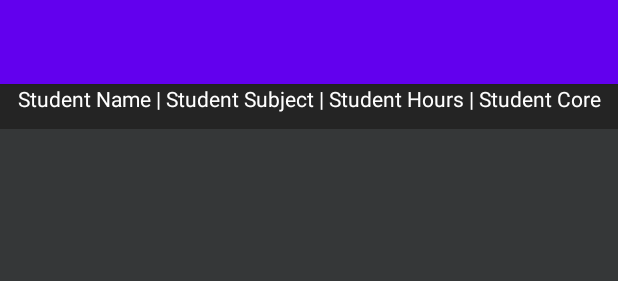
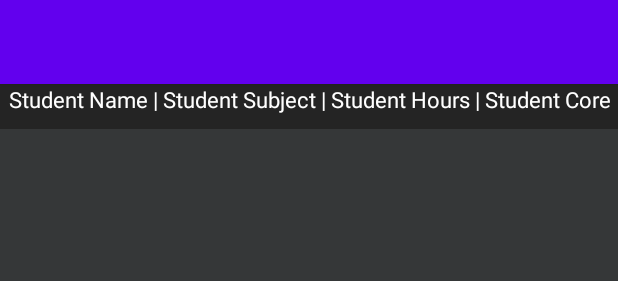
Before and after one commit to BoBlaire/HomeSchoolApp, an Android app: the layout activity_view_courses.xml on its own in the app's theme, with its tools: preview values and no code run, on a phone screen of 412 x 824 dp. Shown: the top 281 px of the screen. Run offline under Robolectric (Android 15) with nearby library versions, the phone set to English and light mode, and no system bars.

Commit message:
VTAW 2.2

```diff
--- a/app/build.gradle
+++ b/app/build.gradle
@@ -38,4 +38,5 @@ dependencies {
     testImplementation 'junit:junit:4.+'
     androidTestImplementation 'androidx.test.ext:junit:1.1.3'
     androidTestImplementation 'androidx.test.espresso:espresso-core:3.4.0'
+
 }
--- a/app/src/main/res/layout/activity_update_course.xml
+++ b/app/src/main/res/layout/activity_update_course.xml
@@ -53,7 +53,8 @@
         android:layout_height="wrap_content"
         android:layout_margin="10dp"
         android:text="@string/update_item"
-        android:textAllCaps="false" />
+        android:textAllCaps="false"
+        />
 
 
     <!--button for deleting our course-->
--- a/app/src/main/res/layout/activity_view_courses.xml
+++ b/app/src/main/res/layout/activity_view_courses.xml
@@ -15,7 +15,8 @@
         <androidx.appcompat.widget.Toolbar
             android:id="@+id/toolbar"
             android:layout_width="match_parent"
-            android:layout_height="?attr/actionBarSize"/>
+            android:layout_height="?attr/actionBarSize"
+            android:autoSizeTextType="uniform"/>
 
     </com.google.android.material.appbar.AppBarLayout>
 
@@ -47,7 +48,10 @@
                     android:text="Student Name | Student Subject | Student Hours | Student Core"
                     android:textAlignment="center"
                     android:textColor="@color/white"
-                    android:textSize="13.9sp" />
+                    app:autoSizeMaxTextSize="80sp"
+                    app:autoSizeMinTextSize="2.5sp"
+                    app:autoSizeStepGranularity="2sp"
+                    app:autoSizeTextType="uniform"/>
 
                 <androidx.recyclerview.widget.RecyclerView
                     android:id="@+id/idRVCourses"
--- a/app/src/main/res/values-night/themes.xml
+++ b/app/src/main/res/values-night/themes.xml
@@ -1,6 +1,6 @@
 <resources xmlns:tools="http://schemas.android.com/tools">
     <!-- Base application theme. -->
-    <style name="Theme.GFGApp" parent="Theme.MaterialComponents.DayNight.DarkActionBar">
+    <style name="Theme.GFGApp" parent="Theme.MaterialComponents.DayNight.NoActionBar">
         <!-- Primary brand color. -->
         <item name="colorPrimary">@color/purple_200</item>
         <item name="colorPrimaryVariant">@color/purple_700</item>
```
Also changed, not shown: app/src/main/java/com/example/gfgapp/CourseRVAdapter.java (+14 -5 lines), app/src/main/java/com/example/gfgapp/MainActivity.java (+10 -17 lines), app/src/main/java/com/example/gfgapp/Modal.java (+37 -2 lines), app/src/main/java/com/example/gfgapp/ViewCourses.java (+51 -3 lines), app/src/main/res/layout/activity_course_rv_item.xml (+26 -18 lines).
